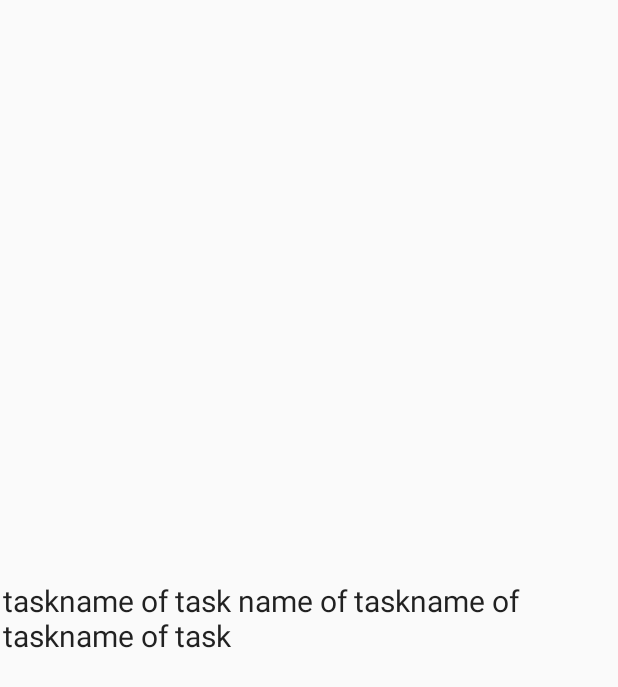
After one commit to olegdoncovg/KanBanAn, an Android app: the layout recent_name_item.xml on its own in the app's theme, with its tools: preview values and no code run, on a phone screen of 412 x 824 dp. The commit adds this screen. Shown: the top 687 px of the screen. Run offline under Robolectric (Android 15) with nearby library versions, the phone set to English and light mode, and no system bars.

Commit message:
Add simple design for recent task name list item

```diff
--- a/CanBanAn/app/src/main/java/com/effective/canbanan/AddNewTaskActivity.java
+++ b/CanBanAn/app/src/main/java/com/effective/canbanan/AddNewTaskActivity.java
@@ -60,7 +60,7 @@ public class AddNewTaskActivity extends AppCompatActivity {
         List<String> data = TasksDataModel.instance.getStatisticNames(
                 this, sortOption, LIST_ITEMS_MAX_COUNT);
         ArrayAdapter<String> arrayAdapter2 = new ArrayAdapter<>(
-                this, android.R.layout.simple_list_item_1, data);
+                this, R.layout.recent_name_item, data);
         listView.setAdapter(arrayAdapter2);
         listView.setOnItemClickListener((parent, view, position, id) -> {
             taskName.setText(data.get(position));
--- a/CanBanAn/app/src/main/res/layout/list_view_item.xml
+++ b/CanBanAn/app/src/main/res/layout/list_view_item.xml
@@ -22,7 +22,7 @@
                 style="@style/ListViewItemTitle"
                 android:layout_width="0dp"
                 android:layout_height="wrap_content"
-                android:ellipsize="start"
+                android:ellipsize="end"
                 app:layout_constraintEnd_toStartOf="@id/time"
                 app:layout_constraintHorizontal_bias="0.0"
                 app:layout_constraintHorizontal_weight="1"
--- /dev/null
+++ b/CanBanAn/app/src/main/res/layout/recent_name_item.xml
@@ -0,0 +1,11 @@
+<?xml version="1.0" encoding="utf-8"?>
+<TextView xmlns:android="http://schemas.android.com/apk/res/android"
+    xmlns:tools="http://schemas.android.com/tools"
+    android:id="@+id/text1"
+    style="@style/ListViewItemTitle"
+    android:layout_width="match_parent"
+    android:layout_height="match_parent"
+    android:layout_margin="@dimen/list_item_interval"
+    android:ellipsize="end"
+    android:gravity="center_vertical"
+    tools:text="taskname of task name of taskname of taskname of task" />
```
